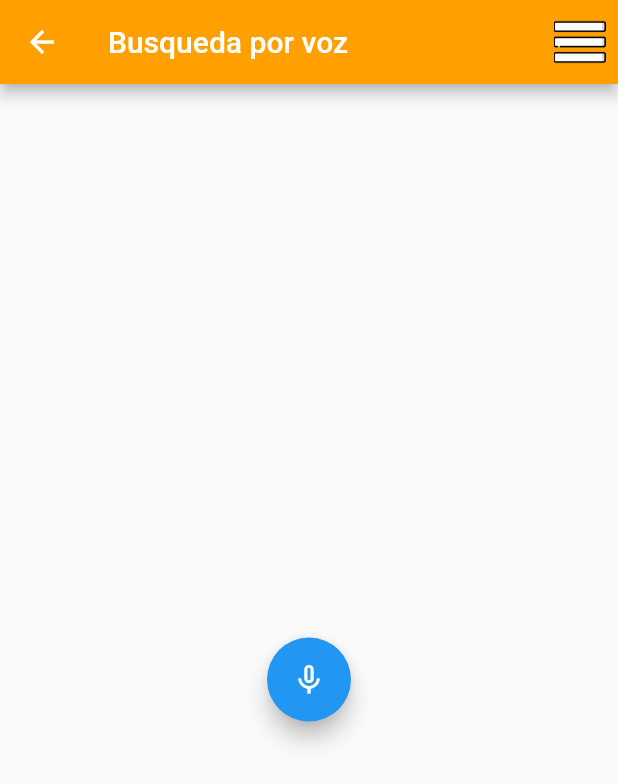
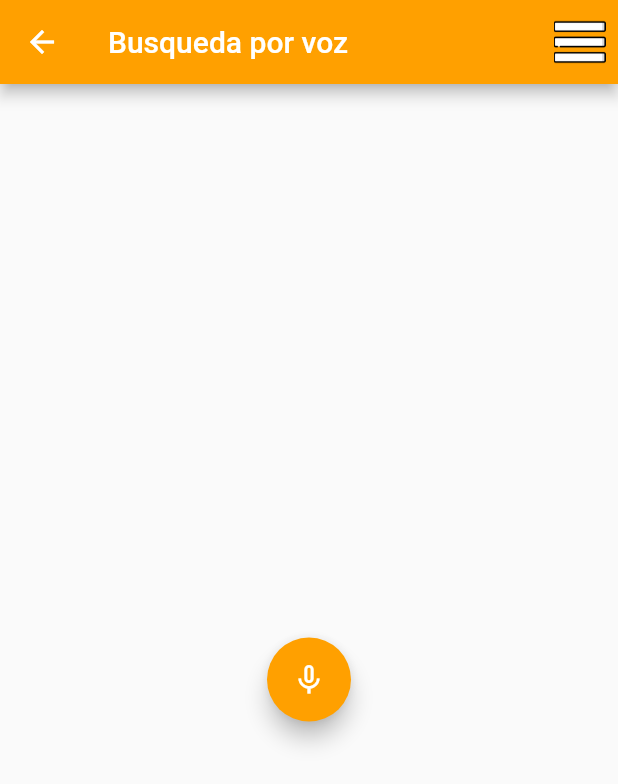
Before and after one commit to christianLizama/proyectoTecnologiasMoviles, a Flutter app: the BusquedaVoz screen opened by its route, on a phone screen of 412 x 824 dp. Shown: the top 784 px of the screen. Run offline on Flutter 3.47's test engine with Material 2 defaults, Android fonts, the phone set to English and light mode, and no system bars; drawn by our look-alikes of avatar_glow; our stand-ins replace carousel_slider, cloud_firestore, firebase_auth, firebase_core, flutter_rating_bar, flutter_tts and 3 more; missing offline and left inert: qr_code_scanner; accounts and stored records are empty.

Commit message:
cambios interfaz busqueda voz y sacar flecha atras home

```diff
--- a/lib/pages/busqueda_voz.dart
+++ b/lib/pages/busqueda_voz.dart
@@ -123,18 +123,37 @@ class _BusquedaVozState extends State<BusquedaVoz> {
               repeat: true,
               child: FloatingActionButton(
                 onPressed: _listen,
+                backgroundColor: Colors.amber[700],
                 child: Icon(_isListening ? Icons.mic : Icons.mic_none),
               ),
             ),
-            if (_showResultButton)
-              ElevatedButton(
-                onPressed: () => _navigateToResultPage(_text),
-                child: const Text('Ver resultado'),
-              ),
-            if (_showRejectButton)
-              ElevatedButton(
-                onPressed: _reset,
-                child: const Text('Rechazar'),
+            if (_showResultButton ||
+                _showRejectButton) // Agregamos esta condición para mostrar ambos botones juntos
+              Row(
+                mainAxisAlignment: MainAxisAlignment
+                    .center, // Centrar los botones en el eje horizontal
+                children: [
+                  if (_showResultButton)
+                    ElevatedButton.icon(
+                      onPressed: () => _navigateToResultPage(_text),
+                      style: ElevatedButton.styleFrom(
+                        backgroundColor: Colors.green[400],
+                      ),
+                      icon: const Icon(Icons.check), // Icono de "tick"
+                      label: const Text('Ver resultado'),
+                    ),
+                  const SizedBox(
+                      width: 10), // Separación de 10 unidades de ancho
+                  if (_showRejectButton)
+                    ElevatedButton.icon(
+                      onPressed: _reset,
+                      style: ElevatedButton.styleFrom(
+                        backgroundColor: Colors.red[400],
+                      ),
+                      icon: const Icon(Icons.clear), // Icono de "equis"
+                      label: const Text('Rechazar'),
+                    ),
+                ],
               ),
           ],
         ),
--- a/lib/pages/home_page.dart
+++ b/lib/pages/home_page.dart
@@ -33,6 +33,7 @@ class HomePage extends StatelessWidget {
         elevation: 0.0,
         backgroundColor: const Color.fromARGB(0, 0, 0, 0),
         shadowColor: const Color.fromARGB(0, 244, 67, 54),
+        automaticallyImplyLeading: false,
         actions: <Widget>[
           Builder(
             builder: (BuildContext context) {
```
